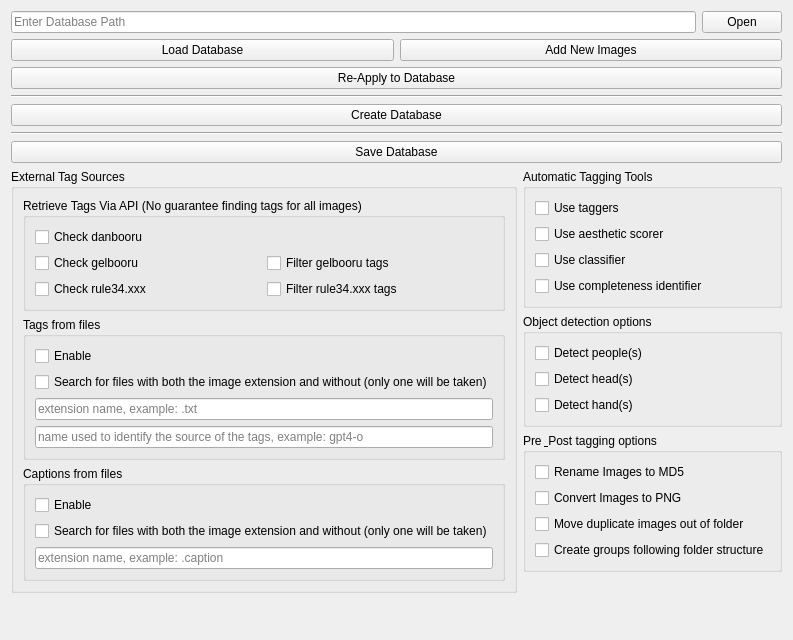
The window that interfaces/databaseCreationTab.ui (HaW-Tagger/HWtagger) describes before a commit, drawn with Qt 5.
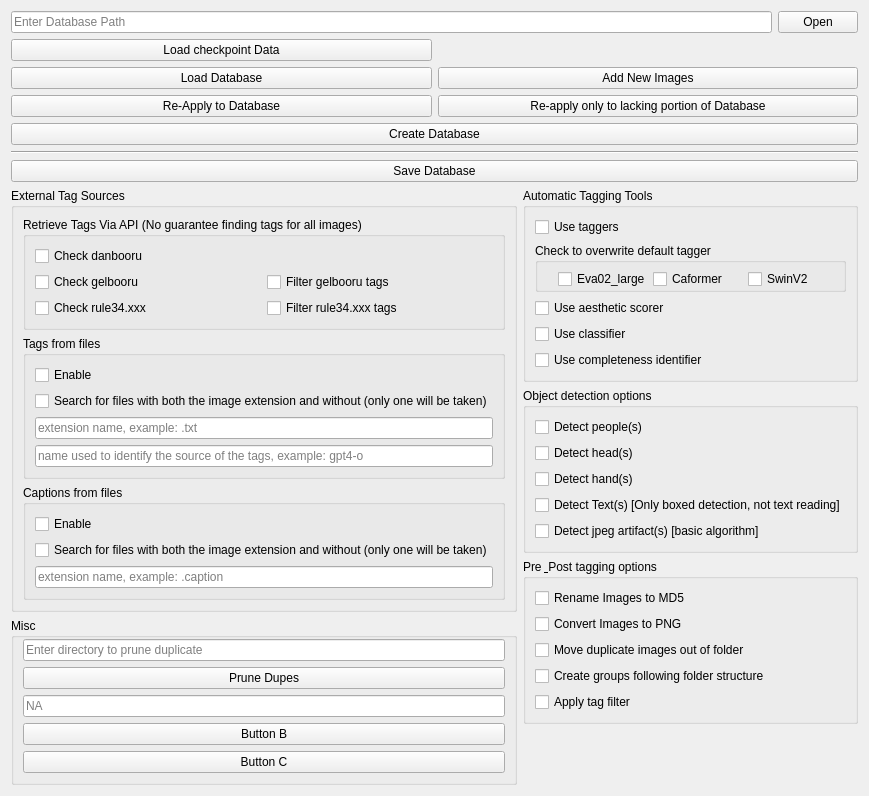
The same window after the commit.

```diff
--- a/interfaces/databaseCreationTab.ui
+++ b/interfaces/databaseCreationTab.ui
@@ -6,7 +6,7 @@
    <rect>
     <x>0</x>
     <y>0</y>
-    <width>781</width>
+    <width>706</width>
     <height>640</height>
    </rect>
   </property>
@@ -33,7 +33,34 @@
    </item>
    <item row="1" column="0" colspan="2">
     <layout class="QGridLayout" name="gridLayout_4">
-     <item row="1" column="0" colspan="2">
+     <item row="6" column="0" colspan="2">
+      <widget class="QPushButton" name="pushButton_create_database">
+       <property name="toolTip">
+        <string>Create a database using the enabled settng below.  If nothing is enabled it'll just make a database with the images with no tag/caption assigned to them.</string>
+       </property>
+       <property name="text">
+        <string>Create Database</string>
+       </property>
+      </widget>
+     </item>
+     <item row="8" column="0" colspan="2">
+      <widget class="QPushButton" name="pushButton_save_database">
+       <property name="toolTip">
+        <string>Saves the created or loaded database.</string>
+       </property>
+       <property name="text">
+        <string>Save Database</string>
+       </property>
+      </widget>
+     </item>
+     <item row="2" column="1">
+      <widget class="QPushButton" name="pushButton_reapply_lacking">
+       <property name="text">
+        <string>Re-apply only to lacking portion of Database</string>
+       </property>
+      </widget>
+     </item>
+     <item row="2" column="0">
       <widget class="QPushButton" name="pushButton_reapply_to_database">
        <property name="toolTip">
         <string>Re-applies the tagging/processes below to images currently in the database.</string>
@@ -43,7 +70,7 @@
        </property>
       </widget>
      </item>
-     <item row="0" column="1">
+     <item row="1" column="1">
       <widget class="QPushButton" name="pushButton_add_new_images">
        <property name="toolTip">
         <string>Use this to add new images to a pre-existing database.  Load a database and select the tagging criterions and click on this.</string>
@@ -53,17 +80,14 @@
        </property>
       </widget>
      </item>
-     <item row="3" column="0" colspan="2">
-      <widget class="QPushButton" name="pushButton_create_database">
-       <property name="toolTip">
-        <string>Create a database using the enabled settng below.  If nothing is enabled it'll just make a database with the images with no tag/caption assigned to them.</string>
-       </property>
-       <property name="text">
-        <string>Create Database</string>
+     <item row="7" column="0" colspan="2">
+      <widget class="Line" name="line_5">
+       <property name="orientation">
+        <enum>Qt::Horizontal</enum>
        </property>
       </widget>
      </item>
-     <item row="0" column="0">
+     <item row="1" column="0">
       <widget class="QPushButton" name="pushButton_load_database">
        <property name="toolTip">
         <string>Enter a database directory, and this will load any database in the folder.</string>
@@ -73,27 +97,10 @@
        </property>
       </widget>
      </item>
-     <item row="5" column="0" colspan="2">
-      <widget class="QPushButton" name="pushButton_save_database">
-       <property name="toolTip">
-        <string>Saves the created or loaded database.</string>
-       </property>
+     <item row="0" column="0">
+      <widget class="QPushButton" name="pushButton_process_all_ckpt_images">
        <property name="text">
-        <string>Save Database</string>
-       </property>
-      </widget>
-     </item>
-     <item row="2" column="0" colspan="2">
-      <widget class="Line" name="line_4">
-       <property name="orientation">
-        <enum>Qt::Horizontal</enum>
-       </property>
-      </widget>
-     </item>
-     <item row="4" column="0" colspan="2">
-      <widget class="Line" name="line_5">
-       <property name="orientation">
-        <enum>Qt::Horizontal</enum>
+        <string>Load checkpoint Data</string>
        </property>
       </widget>
      </item>
@@ -271,6 +278,53 @@
          </layout>
         </widget>
        </item>
+       <item>
+        <widget class="QGroupBox" name="verticalGroupBox">
+         <property name="title">
+          <string>Misc</string>
+         </property>
+         <layout class="QVBoxLayout" name="verticalLayout_7">
+          <property name="topMargin">
+           <number>1</number>
+          </property>
+          <item>
+           <widget class="QLineEdit" name="lineEdit_secondary_dir">
+            <property name="placeholderText">
+             <string>Enter directory to prune duplicate</string>
+            </property>
+           </widget>
+          </item>
+          <item>
+           <widget class="QPushButton" name="pushButton_prune_duplicate">
+            <property name="text">
+             <string>Prune Dupes</string>
+            </property>
+           </widget>
+          </item>
+          <item>
+           <widget class="QLineEdit" name="lineEdit_NA">
+            <property name="placeholderText">
+             <string>NA</string>
+            </property>
+           </widget>
+          </item>
+          <item>
+           <widget class="QPushButton" name="pushButton_B">
+            <property name="text">
+             <string>Button B</string>
+            </property>
+           </widget>
+          </item>
+          <item>
+           <widget class="QPushButton" name="pushButton_C">
+            <property name="text">
+             <string>Button C</string>
+            </property>
+           </widget>
+          </item>
+         </layout>
+        </widget>
+       </item>
        <item>
         <spacer name="verticalSpacer_2">
          <property name="orientation">
@@ -310,6 +364,51 @@
             </property>
            </widget>
           </item>
+          <item>
+           <widget class="QGroupBox" name="horizontalGroupBox">
+            <property name="title">
+             <string>Check to overwrite default tagger</string>
+            </property>
+            <layout class="QHBoxLayout" name="horizontalLayout_3">
+             <property name="spacing">
+              <number>0</number>
+             </property>
+             <property name="leftMargin">
+              <number>20</number>
+             </property>
+             <property name="topMargin">
+              <number>6</number>
+             </property>
+             <property name="rightMargin">
+              <number>0</number>
+             </property>
+             <property name="bottomMargin">
+              <number>0</number>
+             </property>
+             <item>
+              <widget class="QCheckBox" name="checkBox_eva02">
+               <property name="text">
+                <string>Eva02_large</string>
+               </property>
+              </widget>
+             </item>
+             <item>
+              <widget class="QCheckBox" name="checkBox_caformer">
+               <property name="text">
+                <string>Caformer</string>
+               </property>
+              </widget>
+             </item>
+             <item>
+              <widget class="QCheckBox" name="checkBox_swinV2">
+               <property name="text">
+                <string>SwinV2</string>
+               </property>
+              </widget>
+             </item>
+            </layout>
+           </widget>
+          </item>
           <item>
            <widget class="QCheckBox" name="checkBox_use_aesthetic_scorer">
             <property name="toolTip">
@@ -370,6 +469,20 @@
             </property>
            </widget>
           </item>
+          <item>
+           <widget class="QCheckBox" name="checkBox_detect_text">
+            <property name="text">
+             <string>Detect Text(s) [Only boxed detection, not text reading]</string>
+            </property>
+           </widget>
+          </item>
+          <item>
+           <widget class="QCheckBox" name="checkBox_detect_jpeg">
+            <property name="text">
+             <string>Detect jpeg artifact(s) [basic algorithm]</string>
+            </property>
+           </widget>
+          </item>
          </layout>
         </widget>
        </item>
@@ -385,16 +498,6 @@
           <string>Pre &amp; Post tagging options</string>
          </property>
          <layout class="QGridLayout" name="gridLayout_2">
-          <item row="1" column="0" colspan="2">
-           <widget class="QCheckBox" name="checkBox_rename_to_png">
-            <property name="toolTip">
-             <string>convert image to png (post tagging)</string>
-            </property>
-            <property name="text">
-             <string>Convert Images to PNG</string>
-            </property>
-           </widget>
-          </item>
           <item row="3" column="0" colspan="2">
            <widget class="QCheckBox" name="checkBox_groups_from_folders">
             <property name="toolTip">
@@ -405,16 +508,6 @@
             </property>
            </widget>
           </item>
-          <item row="2" column="0" colspan="2">
-           <widget class="QCheckBox" name="checkBox_move_duplicates_out_of_folder">
-            <property name="toolTip">
-             <string>move duplicate (matching md5 hash) files to duplicate folder</string>
-            </property>
-            <property name="text">
-             <string>Move duplicate images out of folder</string>
-            </property>
-           </widget>
-          </item>
           <item row="0" column="0" colspan="2">
            <widget class="QCheckBox" name="checkBox_rename_to_md5">
             <property name="toolTip">
@@ -425,6 +518,33 @@
             </property>
            </widget>
           </item>
+          <item row="2" column="0" colspan="2">
+           <widget class="QCheckBox" name="checkBox_move_duplicates_out_of_folder">
+            <property name="toolTip">
+             <string>move duplicate (matching md5 hash) files to duplicate folder</string>
+            </property>
+            <property name="text">
+             <string>Move duplicate images out of folder</string>
+            </property>
+           </widget>
+          </item>
+          <item row="1" column="0" colspan="2">
+           <widget class="QCheckBox" name="checkBox_rename_to_png">
+            <property name="toolTip">
+             <string>convert image to png (post tagging)</string>
+            </property>
+            <property name="text">
+             <string>Convert Images to PNG</string>
+            </property>
+           </widget>
+          </item>
+          <item row="4" column="0">
+           <widget class="QCheckBox" name="checkBox_filter_all_images">
+            <property name="text">
+             <string>Apply tag filter</string>
+            </property>
+           </widget>
+          </item>
          </layout>
         </widget>
        </item>
```
